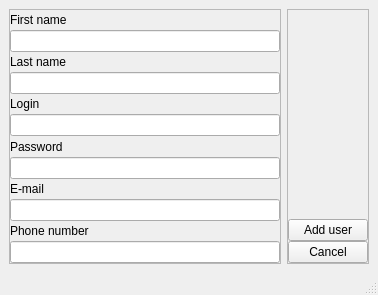
Above: Views/AddUserWindow.ui from zwg3/Hotelier-desktop before the change. Below: the same form after it.
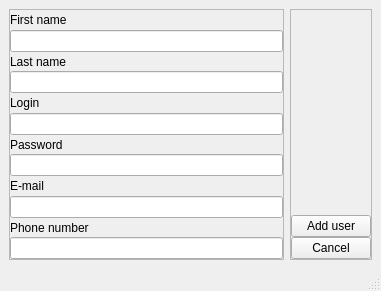
That is the form after the change.

The edit to the form file:
```diff
--- a/Views/AddUserWindow.ui
+++ b/Views/AddUserWindow.ui
@@ -6,8 +6,8 @@
    <rect>
     <x>0</x>
     <y>0</y>
-    <width>378</width>
-    <height>295</height>
+    <width>381</width>
+    <height>291</height>
    </rect>
   </property>
   <property name="windowTitle">
```
Left out of the diff: 2 changed lines with no effect on the pictures.
